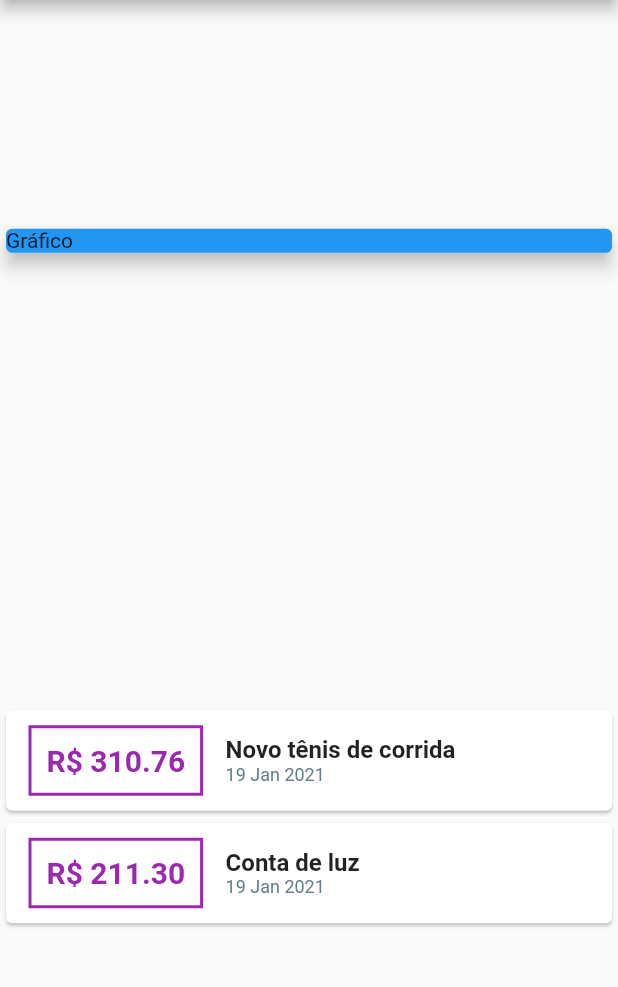
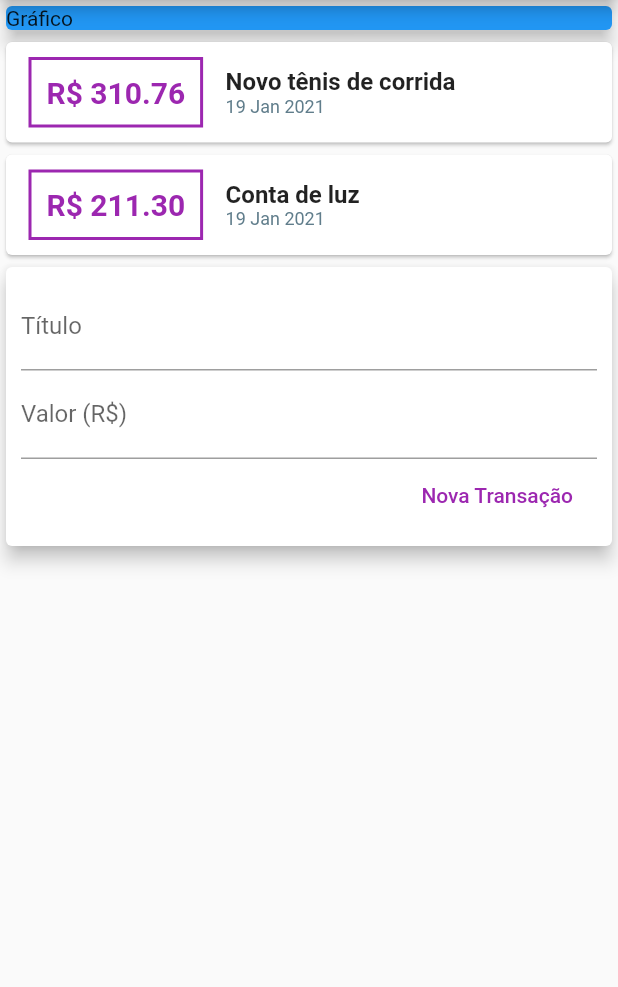
Before and after one commit to jeanpandolfi/despesas_pessoais-flutter, a Flutter app: the screen it shows after launch, on a phone screen of 412 x 824 dp, the part 84-1071 px from its top. Run offline on Flutter 3.47's test engine with Material 2 defaults, Android fonts, the phone set to English and light mode, and no system bars.

Commit message:
Criando a inteface de uma nova transação

```diff
--- a/lib/main.dart
+++ b/lib/main.dart
@@ -32,7 +32,6 @@ class MyHomePage extends StatelessWidget {
         title: Text('Despesas pessoais'),
       ),
       body: Column(
-        mainAxisAlignment: MainAxisAlignment.spaceAround,
         crossAxisAlignment: CrossAxisAlignment.stretch,
         children: [
           Container(
@@ -90,6 +89,36 @@ class MyHomePage extends StatelessWidget {
                 )
               );
               }).toList(),
+          ),
+          Card(
+            elevation: 5,
+            child: Padding(
+              padding: const EdgeInsets.all(10.0),
+              child: Column(
+                children: [
+                  TextField(
+                    decoration: InputDecoration(
+                      labelText: 'Título',
+                    ),
+                  ),
+                  TextField(
+                    decoration: InputDecoration(
+                      labelText: 'Valor (R\$)',
+                    ),
+                  ),
+                  Row(
+                    mainAxisAlignment: MainAxisAlignment.end,
+                    children: [
+                      FlatButton(
+                        onPressed: ()=>{},
+                        child: Text('Nova Transação'),
+                        textColor: Colors.purple,
+                      ),
+                    ],
+                  )
+                ],
+              ),
+            ),
           )
         ],
       )
```
